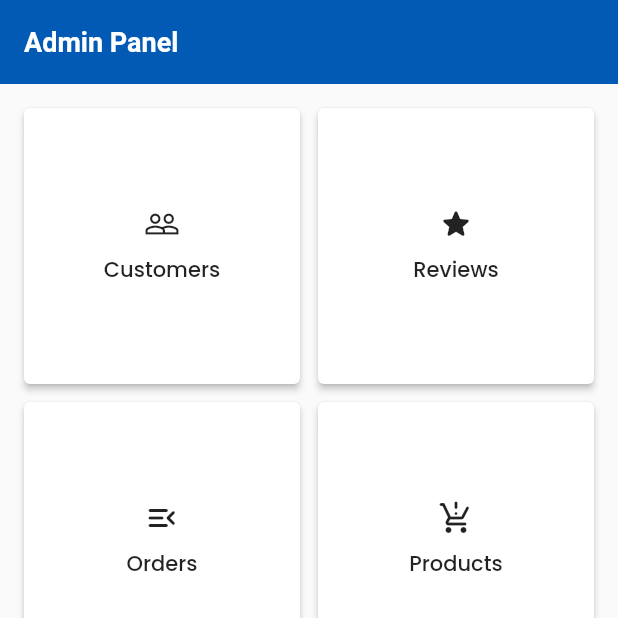
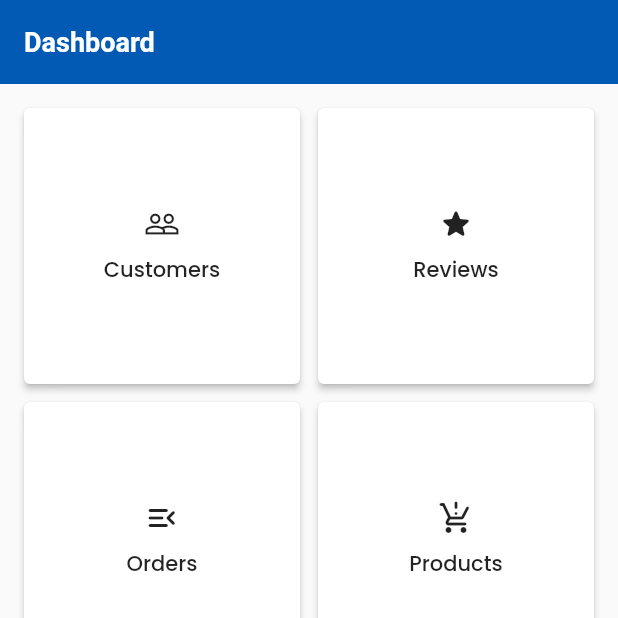
Before and after one commit to dillaasya/surya_mart_admin, a Flutter app: the screen it shows after launch, on a phone screen of 412 x 824 dp, the top half of it. Run offline on Flutter 3.47's test engine with Material 2 defaults, Android fonts, the phone set to English and light mode, and no system bars; our stand-ins replace cloud_firestore, firebase_core, firebase_storage, flutter_rating_bar, flutter_slidable, google_fonts and 1 more; accounts and stored records are empty; statements that could not run were skipped.

Commit message:
- add splash screen - change app name - change home page title app bar

```diff
--- a/lib/main.dart
+++ b/lib/main.dart
@@ -1,10 +1,27 @@
 import 'package:admin_surya_mart_v1/presentation/page/home_page.dart';
+import 'package:admin_surya_mart_v1/presentation/page/splash_page.dart';
 import 'package:flutter/material.dart';
 import 'package:firebase_core/firebase_core.dart';
+import 'package:flutter/services.dart';
+
+
+class Init {
+  Init._();
+
+  static final instance = Init._();
+
+  Future initialize() async {
+    await Future.delayed(const Duration(seconds: 3));
+  }
+}
 
 void main() async {
   WidgetsFlutterBinding.ensureInitialized();
   await Firebase.initializeApp();
+  SystemChrome.setPreferredOrientations([
+    DeviceOrientation.portraitUp,
+    DeviceOrientation.portraitDown
+  ]);
   runApp(const MyApp());
 }
 
@@ -13,8 +30,18 @@ class MyApp extends StatelessWidget {
 
   @override
   Widget build(BuildContext context) {
+    return FutureBuilder(
+      future: Init.instance.initialize(),
+      builder: (context, AsyncSnapshot snapshot) {
+        if (snapshot.connectionState == ConnectionState.waiting) {
+          return const MaterialApp(
+            home: SplashPage(),
+            debugShowCheckedModeBanner: false,
+            title: 'Admin Suryamart',
+          );
+        } else {
           return MaterialApp(
-      title: 'Flutter Demo',
+            title: 'Admin Suryamart',
             debugShowCheckedModeBanner: false,
             theme: ThemeData(
               primarySwatch: Colors.blue,
@@ -23,3 +50,6 @@ class MyApp extends StatelessWidget {
           );
         }
       }
+      );
+  }
+}
--- a/lib/presentation/page/home_page.dart
+++ b/lib/presentation/page/home_page.dart
@@ -25,7 +25,7 @@ class _MyHomePageState extends State<MyHomePage> {
           backgroundColor: const Color(0xff025ab4),
           elevation: 0,
           title: const Text(
-            'Admin Panel',
+            'Dashboard',
             style: TextStyle(
                 fontWeight: FontWeight.bold, color: Colors.white, fontSize: 18),
           ),
--- a/pubspec.yaml
+++ b/pubspec.yaml
@@ -63,7 +63,8 @@ flutter:
   # included with your application, so that you can use the icons in
   # the material Icons class.
   uses-material-design: true
-
+  assets:
+    - assets/images/
   # To add assets to your application, add an assets section, like this:
   # assets:
   #   - images/a_dot_burr.jpeg
```
Also changed, not shown: lib/presentation/page/order_page.dart (+10 -2 lines), 1 other file. Lines whose indentation alone changed are shown as unchanged.
